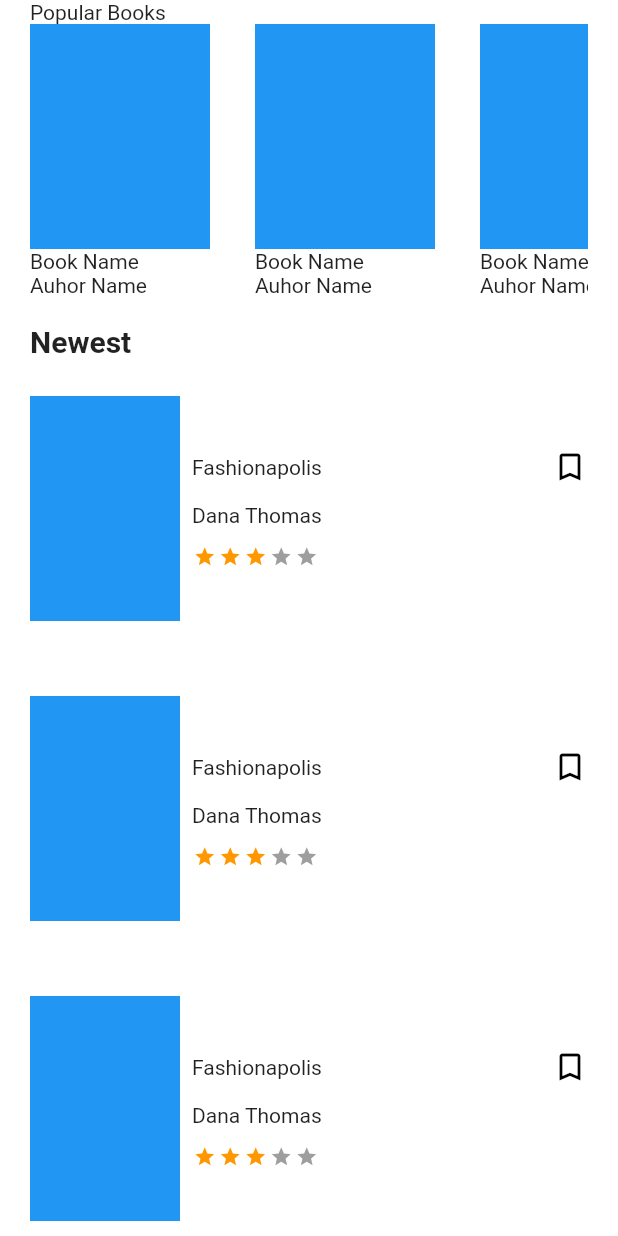
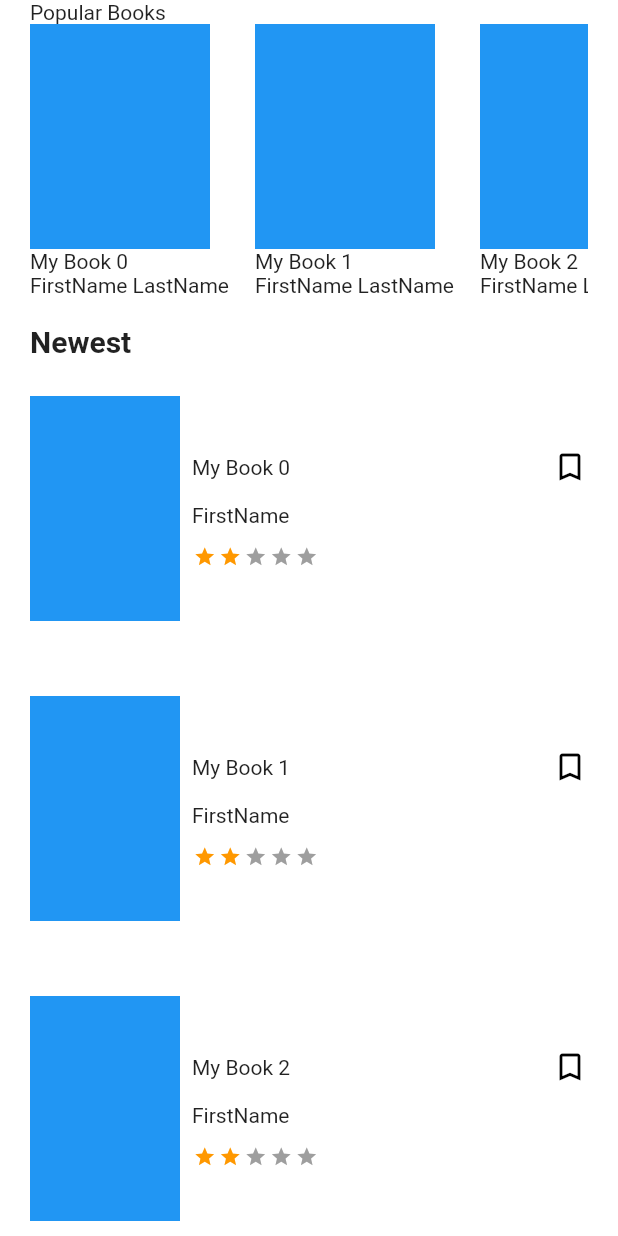
Before and after one commit to MohamadAzarifar/seven_book_store, a Flutter app: the screen it shows after launch, on a phone screen of 412 x 824 dp. Run offline on Flutter 3.47's test engine with Material 2 defaults, Android fonts, the phone set to English and light mode, and no system bars; drawn by our look-alikes of flutter_rating_bar.

Commit message:
Create BookEntity and use it in screens.

```diff
--- a/lib/app.dart
+++ b/lib/app.dart
@@ -7,7 +7,7 @@ class MyApp extends StatelessWidget {
 
   @override
   Widget build(BuildContext context) {
-    return const MaterialApp(
+    return MaterialApp(
       debugShowCheckedModeBanner: false,
       home: BookExplorerScreen(),
     );
--- a/lib/components/rating_bar.dart
+++ b/lib/components/rating_bar.dart
@@ -2,11 +2,13 @@ import 'package:flutter/material.dart';
 import 'package:flutter_rating_bar/flutter_rating_bar.dart';
 
 class UIRatingBar extends StatelessWidget {
-  const UIRatingBar({super.key});
+  const UIRatingBar({super.key, required this.rating});
+
+  final double rating;
 
   @override
   Widget build(BuildContext context) => RatingBar.builder(
-        initialRating: 3.0,
+        initialRating: rating,
         minRating: 1,
         direction: Axis.horizontal,
         allowHalfRating: true,
--- /dev/null
+++ b/lib/entity/author_entity.dart
@@ -0,0 +1,14 @@
+import 'package:book_store/entity/user_entity.dart';
+
+class AuthorEntity extends UserEntity {
+  AuthorEntity(
+      {required super.firstName,
+      required super.lastName,
+      required super.nationalCode});
+
+  factory AuthorEntity.fromMap(Map<String, dynamic> map) => AuthorEntity(
+        firstName: map['firstName'],
+        lastName: map['lastName'],
+        nationalCode: map['nationalCode'],
+      );
+}
--- /dev/null
+++ b/lib/entity/book_entity.dart
@@ -0,0 +1,76 @@
+import 'dart:convert';
+
+import 'package:book_store/entity/author_entity.dart';
+import 'package:book_store/entity/url_entity.dart';
+
+class BookEntity {
+  final String name;
+  final AuthorEntity author;
+  final UrlEntity url;
+  final double rating;
+
+  BookEntity({
+    required this.name,
+    required this.author,
+    required this.url,
+    required this.rating,
+  });
+
+  BookEntity copyWith({
+    String? name,
+    AuthorEntity? author,
+    UrlEntity? url,
+    double? rating,
+  }) {
+    return BookEntity(
+      name: name ?? this.name,
+      author: author ?? this.author,
+      url: url ?? this.url,
+      rating: rating ?? this.rating,
+    );
+  }
+
+  Map<String, dynamic> toMap() {
+    return {
+      'name': name,
+      'author': author.toMap(),
+      'url': url.toMap(),
+      'rating': rating,
+    };
+  }
+
+  factory BookEntity.fromMap(Map<String, dynamic> map) {
+    return BookEntity(
+      name: map['name'] ?? '',
+      author: AuthorEntity.fromMap(map['author']),
+      url: UrlEntity.fromMap(map['url']),
+      rating: map['rating']?.toInt() ?? 0,
+    );
+  }
+
+  String toJson() => json.encode(toMap());
+
+  factory BookEntity.fromJson(String source) =>
+      BookEntity.fromMap(json.decode(source));
+
+  @override
+  String toString() {
+    return 'BookEntity(name: $name, author: $author, url: $url, rating: $rating)';
+  }
+
+  @override
+  bool operator ==(Object other) {
+    if (identical(this, other)) return true;
+
+    return other is BookEntity &&
+        other.name == name &&
+        other.author == author &&
+        other.url == url &&
+        other.rating == rating;
+  }
+
+  @override
+  int get hashCode {
+    return name.hashCode ^ author.hashCode ^ url.hashCode ^ rating.hashCode;
+  }
+}
--- /dev/null
+++ b/lib/entity/url_entity.dart
@@ -0,0 +1,46 @@
+import 'dart:convert';
+
+class UrlEntity {
+  final String path;
+  UrlEntity({
+    required this.path,
+  });
+
+  UrlEntity copyWith({
+    String? path,
+  }) {
+    return UrlEntity(
+      path: path ?? this.path,
+    );
+  }
+
+  Map<String, dynamic> toMap() {
+    return {
+      'path': path,
+    };
+  }
+
+  factory UrlEntity.fromMap(Map<String, dynamic> map) {
+    return UrlEntity(
+      path: map['path'] ?? '',
+    );
+  }
+
+  String toJson() => json.encode(toMap());
+
+  factory UrlEntity.fromJson(String source) =>
+      UrlEntity.fromMap(json.decode(source));
+
+  @override
+  String toString() => 'UrlEntity(path: $path)';
+
+  @override
+  bool operator ==(Object other) {
+    if (identical(this, other)) return true;
+
+    return other is UrlEntity && other.path == path;
+  }
+
+  @override
+  int get hashCode => path.hashCode;
+}
--- /dev/null
+++ b/lib/entity/user_entity.dart
@@ -0,0 +1,63 @@
+import 'dart:convert';
+
+class UserEntity {
+  final String firstName;
+  final String lastName;
+  final String nationalCode;
+  UserEntity({
+    required this.firstName,
+    required this.lastName,
+    required this.nationalCode,
+  });
+
+  UserEntity copyWith({
+    String? firstName,
+    String? lastName,
+    String? nationalCode,
+  }) {
+    return UserEntity(
+      firstName: firstName ?? this.firstName,
+      lastName: lastName ?? this.lastName,
+      nationalCode: nationalCode ?? this.nationalCode,
+    );
+  }
+
+  Map<String, dynamic> toMap() {
+    return {
+      'firstName': firstName,
+      'lastName': lastName,
+      'nationalCode': nationalCode,
+    };
+  }
+
+  factory UserEntity.fromMap(Map<String, dynamic> map) {
+    return UserEntity(
+      firstName: map['firstName'] ?? '',
+      lastName: map['lastName'] ?? '',
+      nationalCode: map['nationalCode'] ?? '',
+    );
+  }
+
+  String toJson() => json.encode(toMap());
+
+  factory UserEntity.fromJson(String source) =>
+      UserEntity.fromMap(json.decode(source));
+
+  @override
+  String toString() =>
+      'UserEntity(firstName: $firstName, lastName: $lastName, nationalCode: $nationalCode)';
+
+  @override
+  bool operator ==(Object other) {
+    if (identical(this, other)) return true;
+
+    return other is UserEntity &&
+        other.firstName == firstName &&
+        other.lastName == lastName &&
+        other.nationalCode == nationalCode;
+  }
+
+  @override
+  int get hashCode =>
+      firstName.hashCode ^ lastName.hashCode ^ nationalCode.hashCode;
+}
--- a/lib/screens/book_explorer_screen.dart
+++ b/lib/screens/book_explorer_screen.dart
@@ -1,9 +1,25 @@
 import 'package:book_store/components/components.dart';
+import 'package:book_store/entity/author_entity.dart';
+import 'package:book_store/entity/book_entity.dart';
+import 'package:book_store/entity/url_entity.dart';
 import 'package:book_store/screens/screens.dart';
 import 'package:flutter/material.dart';
 
 class BookExplorerScreen extends StatelessWidget {
-  const BookExplorerScreen({super.key});
+  BookExplorerScreen({super.key});
+
+  final books = List.generate(
+    30,
+    (index) => BookEntity(
+      name: 'My Book $index',
+      author: AuthorEntity(
+          firstName: 'FirstName',
+          lastName: 'LastName',
+          nationalCode: '0012334522'),
+      url: UrlEntity(path: 'www.adress.com'),
+      rating: 2,
+    ),
+  );
 
   @override
   Widget build(BuildContext context) => UIScaffold(
@@ -25,17 +41,12 @@ class BookExplorerScreen extends StatelessWidget {
         const Text('Popular Books'),
         SizedBox(
           height: 200,
-          child: ListView(
-            scrollDirection: Axis.horizontal,
-            children: [
-              _buildHorizontalListItem(context),
-              _buildHorizontalListItem(context),
-              _buildHorizontalListItem(context),
-              _buildHorizontalListItem(context),
-              _buildHorizontalListItem(context),
-              _buildHorizontalListItem(context),
-            ],
-          ),
+          child: ListView.builder(
+              scrollDirection: Axis.horizontal,
+              itemCount: books.length,
+              itemBuilder: (context, index) {
+                return _buildHorizontalListItem(context, books[index]);
+              }),
         )
       ],
     );
@@ -55,19 +66,20 @@ class BookExplorerScreen extends StatelessWidget {
         ListView.builder(
           shrinkWrap: true,
           physics: const NeverScrollableScrollPhysics(),
-          itemCount: 400,
-          itemBuilder: (_, __) => _buildVerticalListItem(context),
+          itemCount: books.length,
+          itemBuilder: (context, index) =>
+              _buildVerticalListItem(context, books[index]),
         ),
       ],
     );
   }
 
-  Widget _buildHorizontalListItem(BuildContext context) {
+  Widget _buildHorizontalListItem(BuildContext context, BookEntity book) {
     return GestureDetector(
       onTap: () {
         Navigator.push(context, MaterialPageRoute(builder: (context) {
           return BookDetailScreen(
-            bookId: 20,
+            book: book,
           );
         }));
       },
@@ -81,20 +93,20 @@ class BookExplorerScreen extends StatelessWidget {
               width: 120,
               height: 150,
             ),
-            const Text('Book Name'),
-            const Text('Auhor Name'),
+            Text(book.name),
+            Text('${book.author.firstName} ${book.author.lastName}'),
           ],
         ),
       ),
     );
   }
 
-  Widget _buildVerticalListItem(BuildContext context) {
+  Widget _buildVerticalListItem(BuildContext context, BookEntity book) {
     return GestureDetector(
       onTap: () {
         Navigator.push(context, MaterialPageRoute(builder: (context) {
           return BookDetailScreen(
-            bookId: 100,
+            book: book,
           );
         }));
       },
@@ -105,7 +117,7 @@ class BookExplorerScreen extends StatelessWidget {
             _buildBookImage(),
             const SizedBox(width: 8),
             Expanded(
-              child: _buildBookDetails(),
+              child: _buildBookDetails(book),
             ),
           ],
         ),
@@ -113,25 +125,27 @@ class BookExplorerScreen extends StatelessWidget {
     );
   }
 
-  Widget _buildBookDetails() => Column(
+  Widget _buildBookDetails(BookEntity book) => Column(
         crossAxisAlignment: CrossAxisAlignment.start,
         children: [
           const Spacer(),
           Row(
             mainAxisAlignment: MainAxisAlignment.spaceBetween,
-            children: const [
-              Text('Fashionapolis'),
-              Icon(
+            children: [
+              Text(book.name),
+              const Icon(
                 Icons.bookmark_outline,
                 color: Colors.black,
               ),
             ],
           ),
-          const Padding(
-            padding: EdgeInsets.symmetric(vertical: 12),
-            child: Text('Dana Thomas'),
+          Padding(
+            padding: const EdgeInsets.symmetric(vertical: 12),
+            child: Text(book.author.firstName),
           ),
-          const UIRatingBar(),
+          UIRatingBar(
+            rating: book.rating,
+          ),
           const Spacer(),
         ],
       );
```
Also changed, not shown: lib/screens/book_detail_screen.dart (+21 -35 lines).
